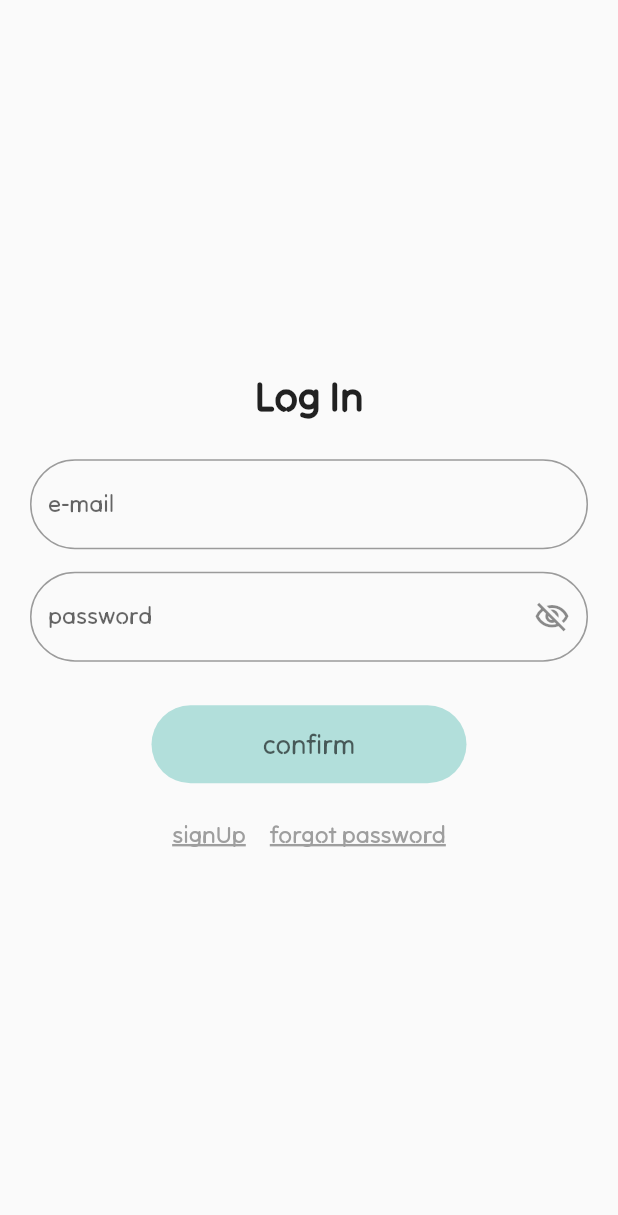
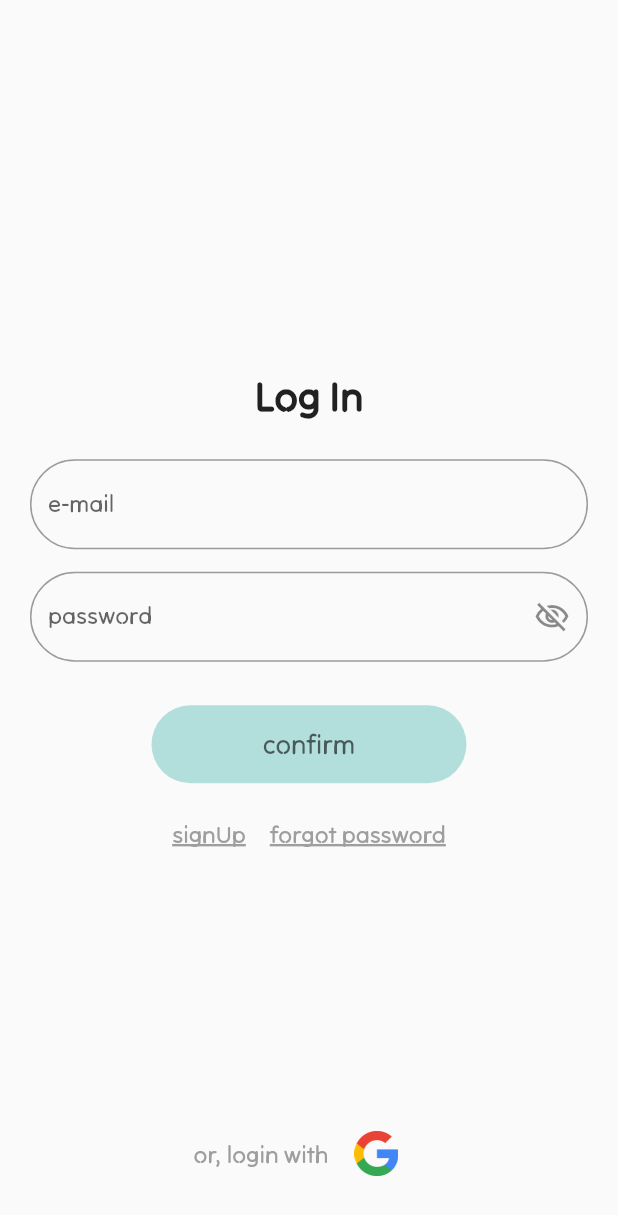
Before and after one commit to SomethingRight/worldofword, a Flutter app: the screen it shows after launch, on a phone screen of 412 x 824 dp. Shown: the top 1215 px of the screen. Run offline on Flutter 3.47's test engine with Material 2 defaults, Android fonts, the phone set to English and light mode, and no system bars; our stand-ins replace audioplayers, cloud_firestore, equatable, firebase_auth, firebase_core, flutter_bloc and 3 more; accounts and stored records are empty.

Commit message:
layout of auth screen is ready. + some refactoring user screen

```diff
--- a/lib/module/auth/email_pass_auth/auth_page.dart
+++ b/lib/module/auth/email_pass_auth/auth_page.dart
@@ -1,3 +1,4 @@
+import 'package:flutter/foundation.dart';
 import 'package:flutter/material.dart';
 import 'package:flutter_bloc/flutter_bloc.dart';
 import 'package:worldofword/core/DI/service_locator.dart';
@@ -157,6 +158,41 @@ class _AuthPageState extends State<AuthPage> {
                               )),
                         ],
                       ),
+                      SizedBox(
+                          height: MediaQuery.of(context).size.height * 0.2),
+
+                      // Goggle/apple login
+                      Row(
+                        mainAxisAlignment: MainAxisAlignment.center,
+                        children: [
+                          const Text('or, login with',
+                              style: TextStyle(
+                                  fontWeight: FontWeight.w400,
+                                  color: Colors.grey,
+                                  fontSize: 16)),
+                          if (defaultTargetPlatform ==
+                              TargetPlatform.android) ...[
+                            TextButton(
+                              onPressed: () {},
+                              child: Image.asset(
+                                'assets/images/png/google_icon.png',
+                                width: 30,
+                                height: 30,
+                              ),
+                            ),
+                          ] else if (defaultTargetPlatform ==
+                              TargetPlatform.iOS) ...[
+                            TextButton(
+                              onPressed: () {},
+                              child: Image.asset(
+                                'assets/images/png/apple_icon.png',
+                                width: 43,
+                                height: 43,
+                              ),
+                            ),
+                          ]
+                        ],
+                      ),
                     ],
                   ),
                 ),
--- a/lib/module/word_details_page/word_details_page.dart
+++ b/lib/module/word_details_page/word_details_page.dart
@@ -3,6 +3,8 @@ import 'package:flutter/services.dart';
 import 'package:flutter_bloc/flutter_bloc.dart';
 import 'package:get_it/get_it.dart';
 import 'package:worldofword/module/word_details_page/word_details_bloc.dart';
+
+
 
 class WordDetailsPage extends StatefulWidget {
   const WordDetailsPage(
@@ -158,7 +160,7 @@ class _WordDetailsPageState extends State<WordDetailsPage> {
                                       splashRadius: 22,
                                       onPressed: () {
                                         final copiedTranslation = ClipboardData(
-                                            text: state.wordDetails.translate);
+                                            text: widget.translation);
                                         Clipboard.setData(copiedTranslation);
 
                                         ScaffoldMessenger.of(context)
```
Also changed, not shown: lib/main.dart (+14 -0 lines), lib/module/menu/pages/user/user_page.dart (+5 -2 lines), assets/images/png/apple_icon.png (added), assets/images/png/google_icon.png (added).
